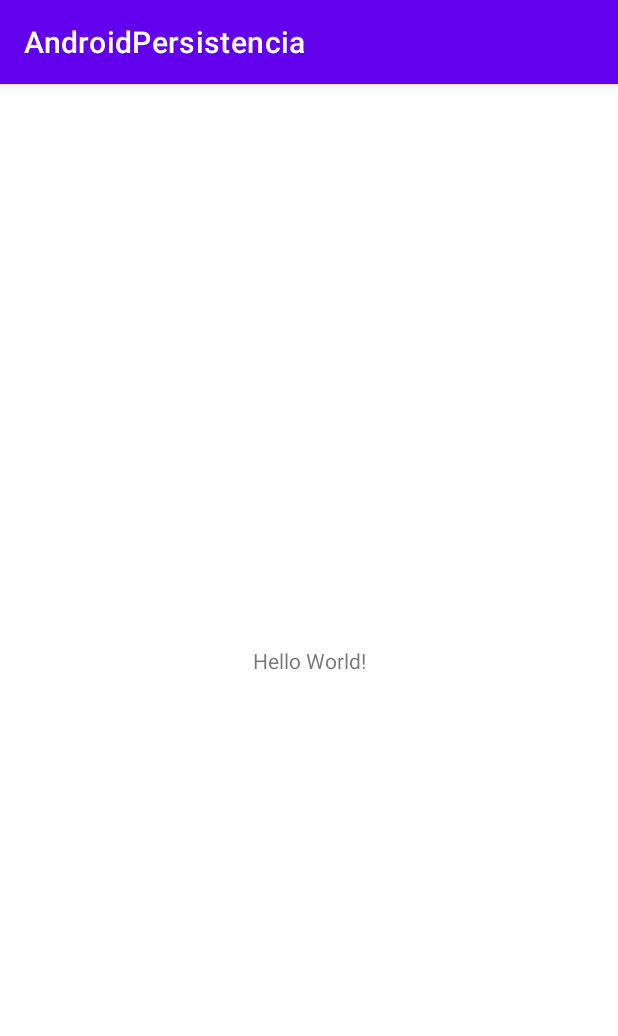
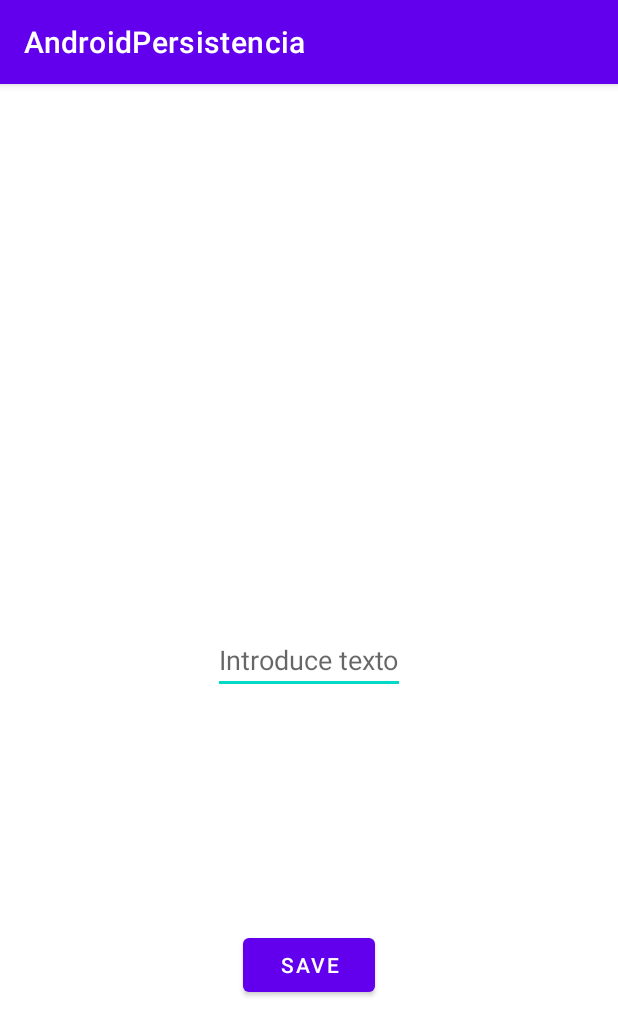
Before and after one commit to ItsIvanPsk/AndroidPersistencia, an Android app: the screen it shows after launch (MainActivity), on a phone screen of 412 x 824 dp. Shown: the top 1036 px of the screen. Run offline under Robolectric (Android 15) with nearby library versions, the phone set to English and light mode, and no system bars.

Commit message:
FirstExercice Commit

```diff
--- a/app/src/main/java/com/example/androidpersistencia/MainActivity.java
+++ b/app/src/main/java/com/example/androidpersistencia/MainActivity.java
@@ -2,7 +2,23 @@ package com.example.androidpersistencia;
 
 import androidx.appcompat.app.AppCompatActivity;
 
+import android.content.Context;
 import android.os.Bundle;
+import android.util.Log;
+import android.view.View;
+import android.widget.Button;
+import android.widget.EditText;
+import android.widget.TextView;
+
+import java.io.BufferedReader;
+import java.io.FileNotFoundException;
+import java.io.FileOutputStream;
+import java.io.IOException;
+import java.io.InputStream;
+import java.io.InputStreamReader;
+import java.io.OutputStream;
+import java.io.OutputStreamWriter;
+import java.nio.charset.StandardCharsets;
 
 public class MainActivity extends AppCompatActivity {
 
@@ -10,5 +26,53 @@ public class MainActivity extends AppCompatActivity {
     protected void onCreate(Bundle savedInstanceState) {
         super.onCreate(savedInstanceState);
         setContentView(R.layout.activity_main);
+
+        Button btn = findViewById(R.id.btn);
+        EditText et = findViewById(R.id.editText);
+        TextView tv = findViewById(R.id.fileText);
+
+        try {
+            InputStream is = openFileInput("dades.txt");
+            tv.setText(convertStreamToString(is));
+            is.close();
+        } catch (Exception e) {
+            e.printStackTrace();
+        }
+
+        btn.setOnClickListener(new View.OnClickListener() {
+            @Override
+            public void onClick(View view) {
+                try {
+                    OutputStream os = openFileOutput("dades.txt", MODE_PRIVATE);
+                    os.write(et.getText().toString().getBytes());
+                    try {
+                        InputStream is = openFileInput("dades.txt");
+                        tv.setText(convertStreamToString(is));
+                        is.close();
+                    } catch (Exception e) {
+                        e.printStackTrace();
+                    }
+                    os.close();
+                } catch (Exception e) {
+                    e.printStackTrace();
+                }
+            }
+        });
     }
+
+    public void refreshGUI(){
+
+    }
+
+    public String convertStreamToString(InputStream is) throws Exception {
+        BufferedReader reader = new BufferedReader(new InputStreamReader(is));
+        StringBuilder sb = new StringBuilder();
+        String line = null;
+        while ((line = reader.readLine()) != null) {
+            sb.append(line).append("\n");
+        }
+        reader.close();
+        return sb.toString();
+    }
+
 }
--- a/app/src/main/res/layout/activity_main.xml
+++ b/app/src/main/res/layout/activity_main.xml
@@ -7,12 +7,35 @@
     tools:context=".MainActivity">
 
     <TextView
+        android:id="@+id/fileText"
         android:layout_width="wrap_content"
         android:layout_height="wrap_content"
-        android:text="Hello World!"
+        app:layout_constraintTop_toTopOf="parent"
+        app:layout_constraintBottom_toTopOf="@+id/editText"
+        app:layout_constraintStart_toStartOf="parent"
+        app:layout_constraintEnd_toEndOf="parent" />
+
+
+    <EditText
+        android:id="@+id/editText"
+        android:layout_width="wrap_content"
+        android:layout_height="wrap_content"
+        android:hint="@string/introduce_texto"
+        app:layout_constraintTop_toTopOf="parent"
         app:layout_constraintBottom_toBottomOf="parent"
-        app:layout_constraintEnd_toEndOf="parent"
         app:layout_constraintStart_toStartOf="parent"
-        app:layout_constraintTop_toTopOf="parent" />
+        app:layout_constraintEnd_toEndOf="parent"/>
+
+    <Button
+        android:id="@+id/btn"
+        android:text="@string/save"
+        android:layout_width="wrap_content"
+        android:layout_height="wrap_content"
+        app:layout_constraintTop_toBottomOf="@+id/editText"
+        app:layout_constraintBottom_toBottomOf="parent"
+        app:layout_constraintStart_toStartOf="parent"
+        app:layout_constraintEnd_toEndOf="parent">
+
+    </Button>
 
 </androidx.constraintlayout.widget.ConstraintLayout>
--- a/app/src/main/res/values/strings.xml
+++ b/app/src/main/res/values/strings.xml
@@ -1,3 +1,5 @@
 <resources>
     <string name="app_name">AndroidPersistencia</string>
+    <string name="introduce_texto">Introduce texto</string>
+    <string name="save">Save</string>
 </resources>
```
